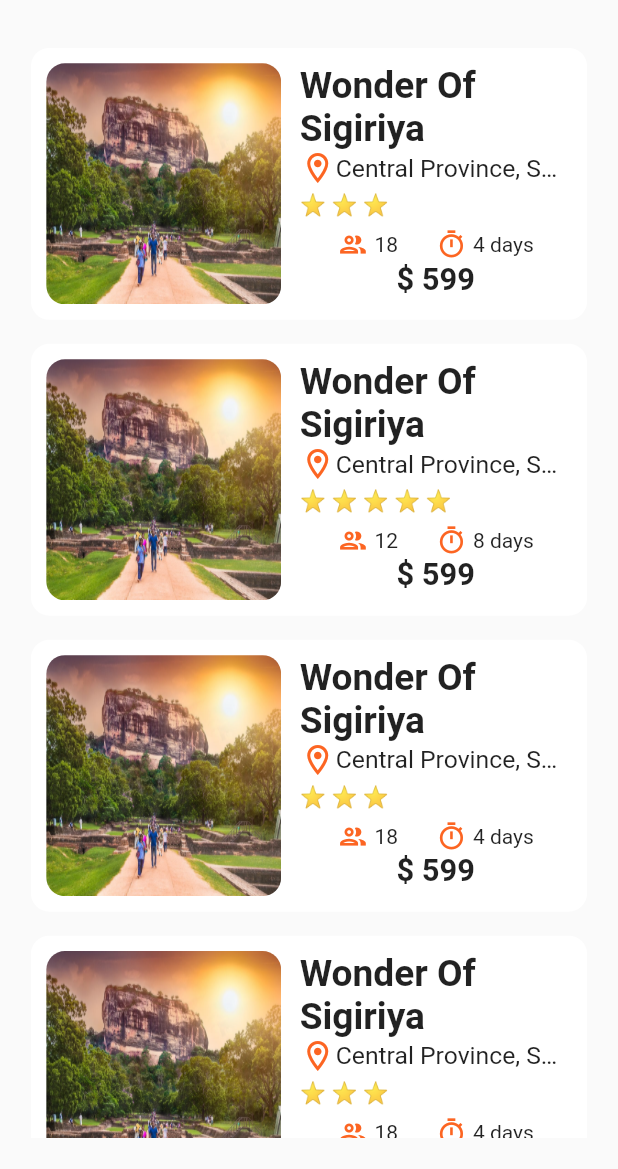
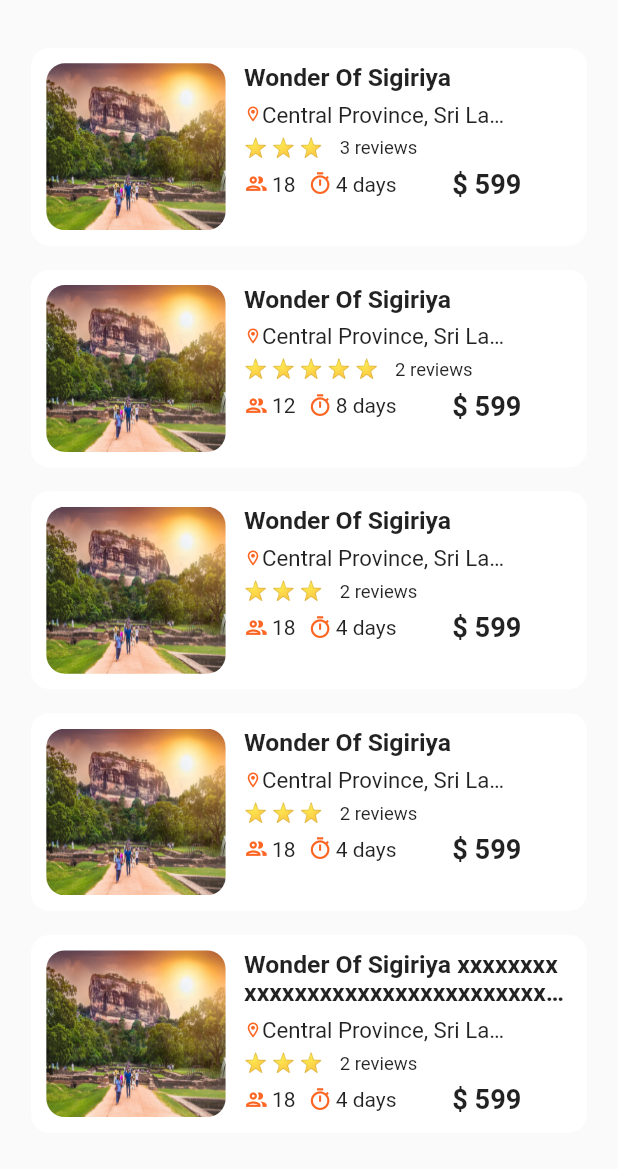
Before and after one commit to hashan8991/tour_drive_frontend, a Flutter app: the TourHomeScreen screen opened directly, on a phone screen of 412 x 824 dp, the part 67-1236 px from its top. Run offline on Flutter 3.47's test engine with Material 2 defaults, Android fonts, the light colour scheme and no system bars; our stand-ins replace device_preview, flutter_rating_bar, font_awesome_flutter.

Commit message:
size cofigaration of tour card

```diff
--- a/lib/models/tour/tour_data.dart
+++ b/lib/models/tour/tour_data.dart
@@ -31,7 +31,7 @@ final List<Tour> tours = [
     tourCover: Image.asset('assets/images/sigiriya.jpeg'),
     locations: "Central Province, Sri Lanka",
     ratingsAverage: 2.5,
-    reviews: 2,
+    reviews: 3,
     maxSeats: 18,
     duration: 4,
     price: 599,
@@ -75,7 +75,7 @@ final List<Tour> tours = [
   ),
   Tour(
     id: 1,
-    name: "Wonder Of Sigiriya " ,
+    name: "Wonder Of Sigiriya xxxxxxxxxxxxxxxxxxxxxxxxxxxxxxxxxxxxxx " ,
     tourCover: Image.asset('assets/images/sigiriya.jpeg'),
     locations: "Central Province, Sri Lanka",
     ratingsAverage: 2.5,
--- a/lib/screens/tour_home_screen/tour_home_screen.dart
+++ b/lib/screens/tour_home_screen/tour_home_screen.dart
@@ -26,7 +26,7 @@ class _TourHomeScreenState extends State<TourHomeScreen> {
         stars += '⭐ ';
       }
       stars.trim();
-      return Text(stars);
+      return Text(stars, style: TextStyle(fontSize: screenHeight * 0.015),);
     }
 
      return SafeArea(
@@ -71,7 +71,7 @@ class _TourHomeScreenState extends State<TourHomeScreen> {
               padding: const EdgeInsets.fromLTRB(0,0,0,16),
               child: Container(
 
-                height: screenHeight * 0.22,
+                height: screenHeight * 0.16,
                 width: screenWidth,
                 decoration: BoxDecoration(
                   // color: const Color.fromARGB(115, 155, 239, 254),
@@ -85,49 +85,53 @@ class _TourHomeScreenState extends State<TourHomeScreen> {
                     children: [
                       ClipRRect(
                         borderRadius: BorderRadius.circular(screenWidth * 0.03),
-                        child: Image.asset('assets/images/sigiriya.jpeg', fit: BoxFit.fill, height: screenHeight * 0.3,width: screenWidth * 0.38, )),
+                        child: Image.asset('assets/images/sigiriya.jpeg', fit: BoxFit.fill, height: screenHeight * 0.14,width: screenWidth * 0.29, )),
                       SizedBox(width: screenWidth * 0.03),
                       Container(
-                        height: screenHeight * 0.3,
-                        width: screenWidth * 0.44,
+                        height: screenHeight * 0.14,
+                        width: screenWidth * 0.52,
                         decoration: BoxDecoration(
-                          color: Colors.transparent,
+                          color: Colors.white,
                           borderRadius: BorderRadius.circular(screenWidth * 0.03),
                         ),
                         child: Column(
                           crossAxisAlignment: CrossAxisAlignment.start,
                           children: [
-                            Text( tours[index].name, style: TextStyle(fontWeight: FontWeight.bold, fontSize: screenHeight * 0.03), maxLines: 2, overflow: TextOverflow.ellipsis,),
+                            Text( tours[index].name, style: TextStyle(fontWeight: FontWeight.bold, fontSize: screenHeight * 0.02), maxLines: 2, overflow: TextOverflow.ellipsis,),
+                            SizedBox(height: screenHeight * 0.008,),
                             Row(
                               children: [
-                                const Icon(Icons.location_on_outlined, color: kPrimaryColor,),
-                                SizedBox(width: screenWidth * 0.37, child: Text(tours[0].locations, style: TextStyle(fontSize: screenHeight * 0.02), maxLines:1, overflow: TextOverflow.ellipsis,)),
+                                const Icon(Icons.location_on_outlined, color: kPrimaryColor, size: 12.0,),
+                                SizedBox(width: screenWidth * 0.40, child: Text(tours[0].locations, style: TextStyle(fontSize: screenHeight * 0.018), maxLines:1, overflow: TextOverflow.ellipsis,)),
                               ],
                             ),
-                            SizedBox(height: screenHeight * 0.005,),
-                            buildRatingStars(tours[index].ratingsAverage),
-                            SizedBox(height: screenHeight * 0.01,),
+                            SizedBox(height: screenHeight * 0.008,),
+                            Row(children: [buildRatingStars(tours[index].ratingsAverage), SizedBox(width: screenWidth * 0.02,),Text("${tours[index].reviews.toStringAsFixed(0)} reviews", style: TextStyle(fontSize: screenHeight *0.015),)]),
+                            SizedBox(height: screenHeight * 0.007,),
                             Row(
-                              mainAxisAlignment: MainAxisAlignment.spaceEvenly,
+                              mainAxisAlignment: MainAxisAlignment.start,
                               children: [
                                 Row(
                                   children: [
-                                    Icon(Icons.people_outline_sharp, color: kPrimaryColor, size: screenHeight * 0.025,),
-                                    SizedBox(width: screenWidth *0.01,),
+                                    Icon(Icons.people_outline_sharp, color: kPrimaryColor, size: screenHeight * 0.02,),
+                                    SizedBox(width: screenWidth *0.005,),
                                     Text("${tours[index].maxSeats}"),
                                   ],
                                 ),
+                                SizedBox(width: screenHeight * 0.01,),
                                 Row(
                                   children: [
-                                    Icon(Icons.timer_outlined, color: kPrimaryColor, size: screenHeight * 0.025,),
-                                    SizedBox(width: screenWidth *0.01,),
+                                    Icon(Icons.timer_outlined, color: kPrimaryColor, size: screenHeight * 0.02,),
+                                    SizedBox(width: screenWidth *0.005,),
                                     Text("${tours[index].duration} days"),
                                   ],
                                 ),
+                                SizedBox(width: screenWidth * 0.09,),
+                                Text("\$ ${tours[index].price.toStringAsFixed(0)}", style: TextStyle(fontSize: screenHeight * 0.022,fontWeight: FontWeight.bold),)
                               ],
                             ),
                             SizedBox(height: screenHeight * 0.001,),
-                            Center(child: Text("\$ ${tours[index].price.toStringAsFixed(0)}", style: TextStyle(fontSize: screenHeight * 0.025,fontWeight: FontWeight.bold),))
+
                           ],
                         ),
                       ),
```
